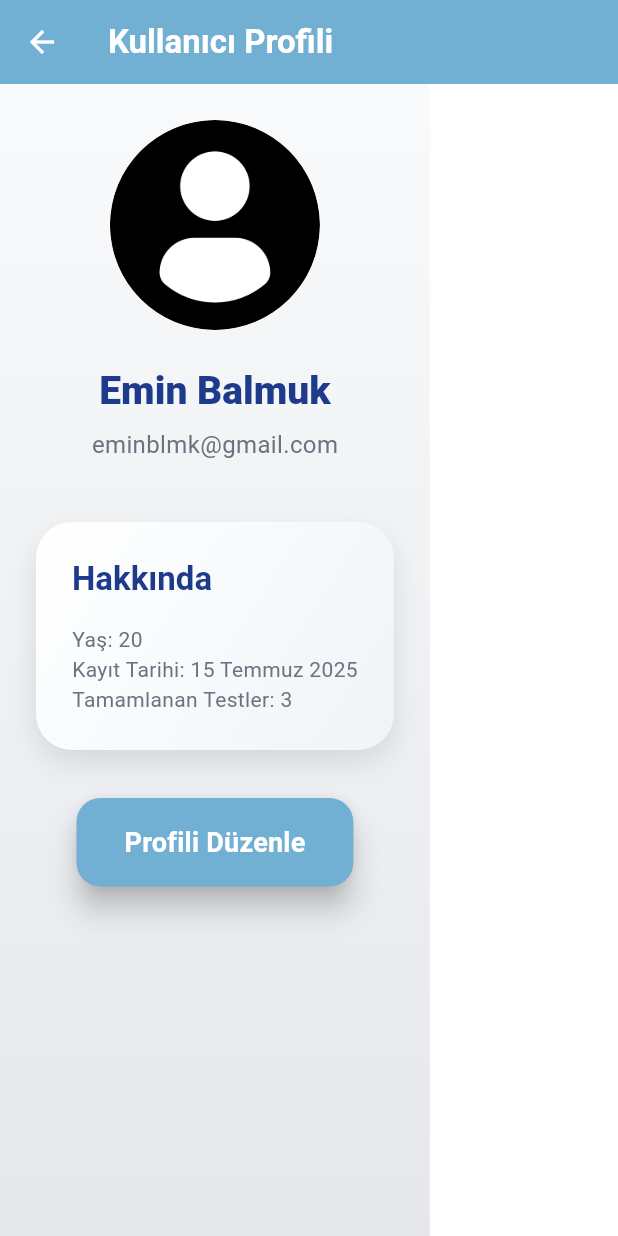
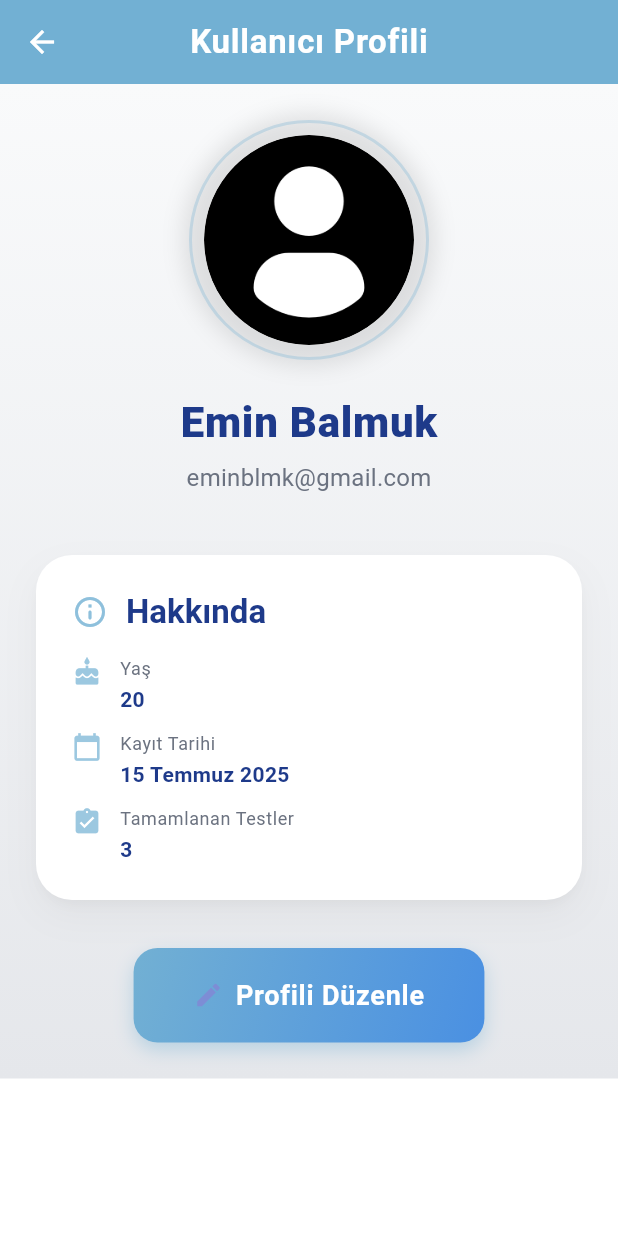
Before and after one commit to BBBeyza/YZTA_YapayZeka_Grup-132, a Flutter app: the UserProfileScreen screen opened directly, on a phone screen of 412 x 824 dp. Run offline on Flutter 3.47's test engine with Material 3 defaults, Android fonts, the phone set to English and light mode, and no system bars; our stand-ins replace audioplayers, chewie, flutter_dotenv, permission_handler, shared_preferences, video_player; accounts and stored records are empty.

Commit message:
user profile page update

```diff
--- a/frontend/lib/screens/user_profile.dart
+++ b/frontend/lib/screens/user_profile.dart
@@ -13,11 +13,13 @@ class UserProfileScreen extends StatelessWidget {
           icon: const Icon(Icons.arrow_back, color: Colors.white),
           onPressed: () => Navigator.pop(context),
         ),
+        centerTitle: true,
         title: Text(
           'Kullanıcı Profili',
           style: Theme.of(context).textTheme.titleLarge?.copyWith(
             color: Colors.white,
             fontWeight: FontWeight.w600,
+            letterSpacing: 0.5,
           ),
         ),
       ),
@@ -29,13 +31,29 @@ class UserProfileScreen extends StatelessWidget {
             end: Alignment.bottomCenter,
           ),
         ),
-        child: Padding(
+        child: SingleChildScrollView(
           padding: const EdgeInsets.all(24.0),
           child: Column(
             crossAxisAlignment: CrossAxisAlignment.center,
             children: [
-              // Profile Picture
-              Hero(
+              // Profile Picture with modern decoration
+              Container(
+                padding: const EdgeInsets.all(8.0),
+                decoration: BoxDecoration(
+                  shape: BoxShape.circle,
+                  border: Border.all(
+                    color: const Color(0xFF72B0D3).withOpacity(0.3),
+                    width: 2,
+                  ),
+                  boxShadow: [
+                    BoxShadow(
+                      color: Colors.black.withOpacity(0.1),
+                      blurRadius: 12,
+                      spreadRadius: 4,
+                    ),
+                  ],
+                ),
+                child: Hero(
                   tag: 'profile_picture',
                   child: CircleAvatar(
                     radius: 70,
@@ -45,73 +63,119 @@ class UserProfileScreen extends StatelessWidget {
                     backgroundColor: Colors.white,
                   ),
                 ),
+              ),
               const SizedBox(height: 24),
-              // User Name
+
+              // User Name with modern typography
               Text(
                 'Emin Balmuk',
                 style: Theme.of(context).textTheme.headlineLarge?.copyWith(
                   color: const Color(0xFF1E3A8A),
                   fontWeight: FontWeight.w800,
-                  fontSize: 26,
+                  fontSize: 28,
+                  letterSpacing: 0.5,
                 ),
               ),
               const SizedBox(height: 8),
-              // User Email
+
+              // Email with subtle styling
               Text(
                 'eminblmk@gmail.com',
                 style: Theme.of(context).textTheme.bodyMedium?.copyWith(
                   color: const Color(0xFF6B7280),
                   fontSize: 16,
+                  letterSpacing: 0.2,
                 ),
               ),
               const SizedBox(height: 40),
-              // Profile Details Card
+
+              // Modern info card with neumorphic effect
               Container(
                 padding: const EdgeInsets.all(24.0),
                 decoration: BoxDecoration(
-                  gradient: const LinearGradient(
-                    colors: [Color(0xFFFFFFFF), Color(0xFFF0F4F8)],
-                    begin: Alignment.topLeft,
-                    end: Alignment.bottomRight,
-                  ),
+                  color: Colors.white,
                   borderRadius: BorderRadius.circular(24),
                   boxShadow: [
                     BoxShadow(
-                      color: Colors.black.withOpacity(0.1),
-                      blurRadius: 15,
-                      offset: const Offset(0, 8),
+                      color: Colors.grey.withOpacity(0.1),
+                      blurRadius: 20,
+                      spreadRadius: 1,
+                      offset: const Offset(0, 10),
+                    ),
+                    BoxShadow(
+                      color: Colors.grey.withOpacity(0.1),
+                      blurRadius: 5,
+                      spreadRadius: -2,
+                      offset: const Offset(0, 5),
                     ),
                   ],
                 ),
                 child: Column(
                   crossAxisAlignment: CrossAxisAlignment.start,
                   children: [
+                    Row(
+                      children: [
+                        Icon(
+                          Icons.info_outline_rounded,
+                          color: const Color(0xFF72B0D3).withOpacity(0.8),
+                          size: 24,
+                        ),
+                        const SizedBox(width: 12),
                         Text(
                           'Hakkında',
-                      style: Theme.of(context).textTheme.titleLarge?.copyWith(
+                          style: Theme.of(context).textTheme.titleLarge
+                              ?.copyWith(
                                 fontWeight: FontWeight.w600,
                                 color: const Color(0xFF1E3A8A),
                               ),
                         ),
+                      ],
+                    ),
                     const SizedBox(height: 16),
-                    Text(
-                      'Yaş: 20\nKayıt Tarihi: 15 Temmuz 2025\nTamamlanan Testler: 3',
-                      style: Theme.of(context).textTheme.bodyMedium?.copyWith(
-                        color: const Color(0xFF6B7280),
-                        fontSize: 14,
+                    _buildInfoItem(context, Icons.cake, 'Yaş', '20'),
+                    const SizedBox(height: 12),
+                    _buildInfoItem(
+                      context,
+                      Icons.calendar_today,
+                      'Kayıt Tarihi',
+                      '15 Temmuz 2025',
                     ),
+                    const SizedBox(height: 12),
+                    _buildInfoItem(
+                      context,
+                      Icons.assignment_turned_in,
+                      'Tamamlanan Testler',
+                      '3',
                     ),
                   ],
                 ),
               ),
               const SizedBox(height: 32),
-              // Edit Profile Button
-              ElevatedButton(
+
+              // Modern button with gradient
+              Container(
+                decoration: BoxDecoration(
+                  borderRadius: BorderRadius.circular(16),
+                  gradient: const LinearGradient(
+                    colors: [Color(0xFF72B0D3), Color(0xFF4A90E2)],
+                    begin: Alignment.topLeft,
+                    end: Alignment.bottomRight,
+                  ),
+                  boxShadow: [
+                    BoxShadow(
+                      color: const Color(0xFF72B0D3).withOpacity(0.4),
+                      blurRadius: 10,
+                      offset: const Offset(0, 5),
+                    ),
+                  ],
+                ),
+                child: ElevatedButton(
                   onPressed: () {
                     ScaffoldMessenger.of(context).showSnackBar(
                       SnackBar(
                         content: const Text(
                           'Profil düzenleme yakında eklenecek!',
+                          style: TextStyle(fontWeight: FontWeight.w500),
                         ),
                         backgroundColor: const Color(0xFF72B0D3),
                         behavior: SnackBarBehavior.floating,
@@ -119,26 +183,39 @@ class UserProfileScreen extends StatelessWidget {
                           borderRadius: BorderRadius.circular(16),
                         ),
                         duration: const Duration(seconds: 2),
+                        padding: const EdgeInsets.symmetric(
+                          horizontal: 24,
+                          vertical: 12,
+                        ),
                       ),
                     );
                   },
                   style: ElevatedButton.styleFrom(
-                  backgroundColor: const Color(0xFF72B0D3),
-                  foregroundColor: Colors.white,
+                    backgroundColor: Colors.transparent,
+                    shadowColor: Colors.transparent,
                     padding: const EdgeInsets.symmetric(
-                    horizontal: 32,
-                    vertical: 16,
+                      horizontal: 40,
+                      vertical: 18,
                     ),
                     shape: RoundedRectangleBorder(
                       borderRadius: BorderRadius.circular(16),
                     ),
-                  elevation: 8,
                   ),
-                child: Text(
+                  child: Row(
+                    mainAxisSize: MainAxisSize.min,
+                    children: [
+                      const Icon(Icons.edit, size: 20),
+                      const SizedBox(width: 8),
+                      Text(
                         'Profili Düzenle',
-                  style: Theme.of(context).textTheme.titleMedium?.copyWith(
+                        style: Theme.of(context).textTheme.titleMedium
+                            ?.copyWith(
                               color: Colors.white,
                               fontWeight: FontWeight.w700,
+                              letterSpacing: 0.5,
+                            ),
+                      ),
+                    ],
                   ),
                 ),
               ),
@@ -148,4 +225,39 @@ class UserProfileScreen extends StatelessWidget {
       ),
     );
   }
+
+  Widget _buildInfoItem(
+    BuildContext context,
+    IconData icon,
+    String title,
+    String value,
+  ) {
+    return Row(
+      crossAxisAlignment: CrossAxisAlignment.start,
+      children: [
+        Icon(icon, color: const Color(0xFF72B0D3).withOpacity(0.7), size: 20),
+        const SizedBox(width: 12),
+        Column(
+          crossAxisAlignment: CrossAxisAlignment.start,
+          children: [
+            Text(
+              title,
+              style: Theme.of(context).textTheme.bodySmall?.copyWith(
+                color: const Color(0xFF6B7280),
+                fontSize: 12,
+              ),
+            ),
+            const SizedBox(height: 2),
+            Text(
+              value,
+              style: Theme.of(context).textTheme.bodyMedium?.copyWith(
+                color: const Color(0xFF1E3A8A),
+                fontWeight: FontWeight.w600,
+              ),
+            ),
+          ],
+        ),
+      ],
+    );
   }
+}
```
Also changed, not shown: 1 other file. Lines whose indentation alone changed are shown as unchanged.
